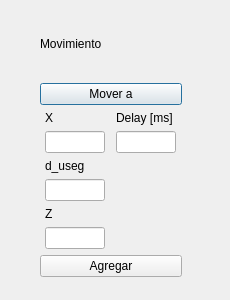
tinchofiuba/cobot, file python/ui/agregar_movimientos.ui: the form before one commit.
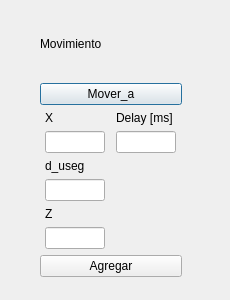
The form after the commit.

Commit message: hice un par de cambios en la GUI, me flata ver lo de ikpy y volver a atras con algo de arduino

The edit to the form file:
```diff
--- a/python/ui/agregar_movimientos.ui
+++ b/python/ui/agregar_movimientos.ui
@@ -35,7 +35,7 @@
       <item>
        <widget class="QPushButton" name="pb_seleccion_movimiento">
         <property name="text">
-         <string>Mover a</string>
+         <string>Mover_a</string>
         </property>
        </widget>
       </item>
```
The commit also changes 5 other files.
